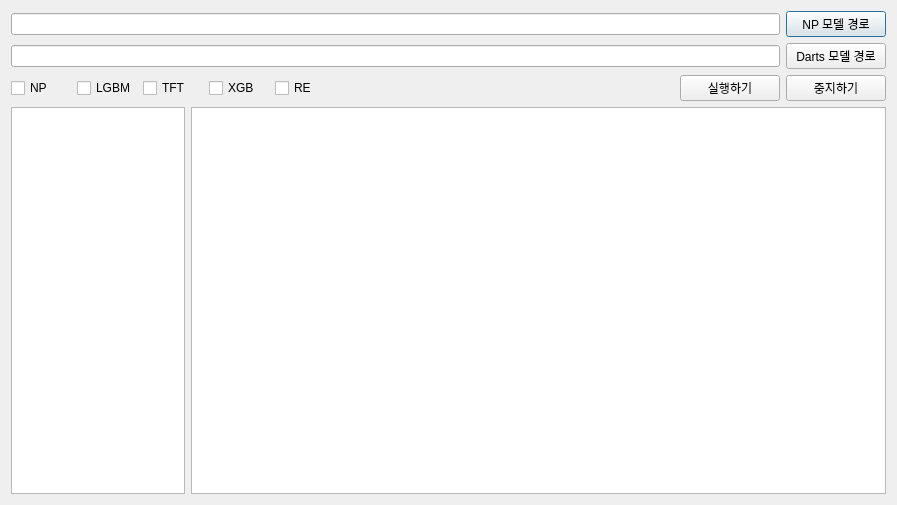
Old version of the form StockAnalysis/ui/RunModelDialog.ui in the repository OksWorkSpace/OksStockAnalysis.
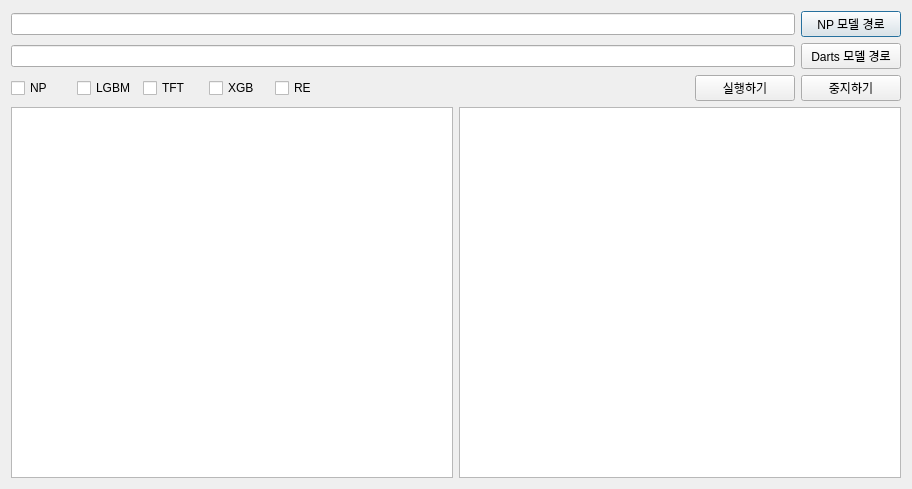
New version of the form.

```diff
--- a/StockAnalysis/ui/RunModelDialog.ui
+++ b/StockAnalysis/ui/RunModelDialog.ui
@@ -6,8 +6,8 @@
    <rect>
     <x>0</x>
     <y>0</y>
-    <width>897</width>
-    <height>505</height>
+    <width>912</width>
+    <height>489</height>
    </rect>
   </property>
   <property name="windowTitle">
@@ -225,19 +225,9 @@
     </layout>
    </item>
    <item>
-    <layout class="QHBoxLayout" name="horizontalLayout_4" stretch="1,4">
+    <layout class="QHBoxLayout" name="horizontalLayout_4" stretch="0,0">
      <item>
-      <widget class="QListWidget" name="list_stocks">
-       <property name="enabled">
-        <bool>true</bool>
-       </property>
-       <property name="editTriggers">
-        <set>QAbstractItemView::EditTrigger::NoEditTriggers</set>
-       </property>
-       <property name="selectionMode">
-        <enum>QAbstractItemView::SelectionMode::SingleSelection</enum>
-       </property>
-      </widget>
+      <widget class="QTableWidget" name="tableWidget"/>
      </item>
      <item>
       <widget class="QPlainTextEdit" name="text_output">
```
